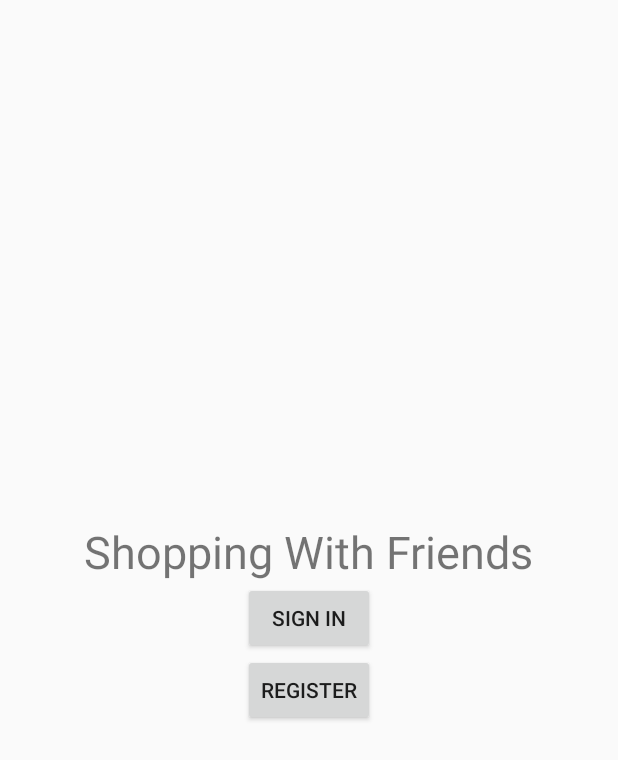
After one commit to jessrosenfield/2340, an Android app: the layout fragment_main.xml on its own in the app's theme, with its tools: preview values and no code run, on a phone screen of 412 x 824 dp. The commit adds this screen. Shown: the top 760 px of the screen. Run offline under Robolectric (Android 15) with nearby library versions, the phone set to English and light mode, and no system bars.

Commit message:
Layout files for new activity, changes to login activity layout file, added strins to strings, changed default activity to main activity.

```diff
--- a/app/src/main/res/layout/activity_login.xml
+++ b/app/src/main/res/layout/activity_login.xml
@@ -25,7 +25,7 @@
             <EditText android:id="@+id/password" android:layout_width="match_parent"
                 android:layout_height="wrap_content" android:hint="@string/prompt_password"
                 android:imeActionId="@+id/login"
-                android:imeActionLabel="@string/action_sign_in_short"
+                android:imeActionLabel="@string/action_sign_in"
                 android:imeOptions="actionUnspecified" android:inputType="textPassword"
                 android:maxLines="1" android:singleLine="true" />
 
--- /dev/null
+++ b/app/src/main/res/layout/activity_main.xml
@@ -0,0 +1,5 @@
+<FrameLayout xmlns:android="http://schemas.android.com/apk/res/android"
+    xmlns:tools="http://schemas.android.com/tools" android:id="@+id/container"
+    android:layout_width="match_parent" android:layout_height="match_parent"
+    tools:context="com.gatech.objectsanddesign.shoppingwithfriends.MainActivity"
+    tools:ignore="MergeRootFrame" />
--- /dev/null
+++ b/app/src/main/res/layout/fragment_main.xml
@@ -0,0 +1,35 @@
+<RelativeLayout xmlns:android="http://schemas.android.com/apk/res/android"
+    xmlns:tools="http://schemas.android.com/tools" android:layout_width="match_parent"
+    android:layout_height="match_parent" android:paddingLeft="@dimen/activity_horizontal_margin"
+    android:paddingRight="@dimen/activity_horizontal_margin"
+    android:paddingTop="@dimen/activity_vertical_margin"
+    android:paddingBottom="@dimen/activity_vertical_margin"
+    tools:context="com.gatech.objectsanddesign.shoppingwithfriends.MainActivity$PlaceholderFragment">
+
+    <TextView
+        android:layout_width="wrap_content"
+        android:layout_height="wrap_content"
+        android:text="@string/application_name"
+        android:id="@+id/textView"
+        android:layout_above="@+id/sign_in_button"
+        android:layout_centerHorizontal="true"
+        android:autoText="false"
+        android:textSize="30dp" />
+
+    <Button
+        android:layout_width="wrap_content"
+        android:layout_height="wrap_content"
+        android:text="@string/action_sign_in"
+        android:id="@+id/sign_in_button"
+        android:layout_centerVertical="true"
+        android:layout_centerHorizontal="true" />
+
+    <Button
+        android:layout_width="wrap_content"
+        android:layout_height="wrap_content"
+        android:text="@string/action_register"
+        android:id="@+id/register_button"
+        android:layout_below="@+id/sign_in_button"
+        android:layout_centerHorizontal="true" />
+
+</RelativeLayout>
--- /dev/null
+++ b/app/src/main/res/values-w820dp/dimens.xml
@@ -0,0 +1,6 @@
+<resources>
+    <!-- Example customization of dimensions originally defined in res/values/dimens.xml
+         (such as screen margins) for screens with more than 820dp of available width. This
+         would include 7" and 10" devices in landscape (~960dp and ~1280dp respectively). -->
+    <dimen name="activity_horizontal_margin">64dp</dimen>
+</resources>
--- a/app/src/main/res/values/strings.xml
+++ b/app/src/main/res/values/strings.xml
@@ -1,3 +1,9 @@
+<?xml version="1.0" encoding="utf-8"?>
 <resources>
+
     <string name="app_name">ShoppingWithFriends</string>
+    <string name="title_activity_main">MainActivity</string>
+    <string name="hello_world">Hello world!</string>
+    <string name="action_settings">Settings</string>
+
 </resources>
--- a/app/src/main/res/values/strings_activity_login.xml
+++ b/app/src/main/res/values/strings_activity_login.xml
@@ -10,4 +10,5 @@
     <string name="error_invalid_password">This password is too short</string>
     <string name="error_incorrect_password">This password is incorrect</string>
     <string name="error_field_required">This field is required</string>
+    <string name="application_name">Shopping With Friends</string>
 </resources>
```
Also changed, not shown: app/src/main/AndroidManifest.xml (+7 -2 lines), app/src/main/res/menu/menu_main.xml (added, +7 -0 lines).
